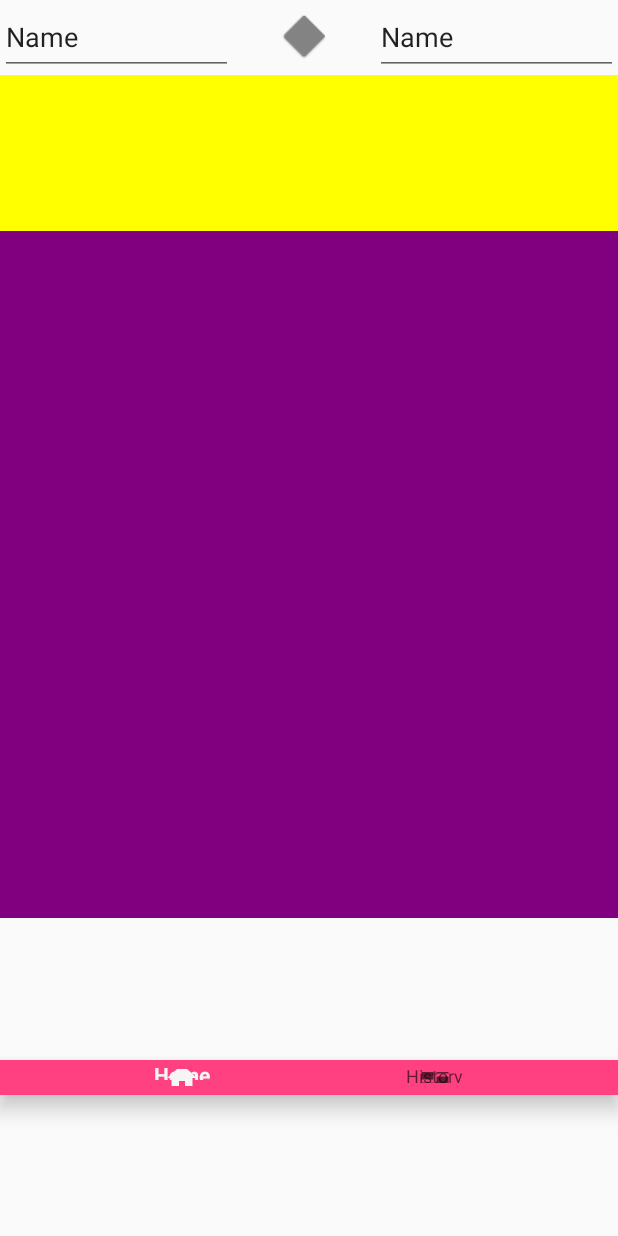
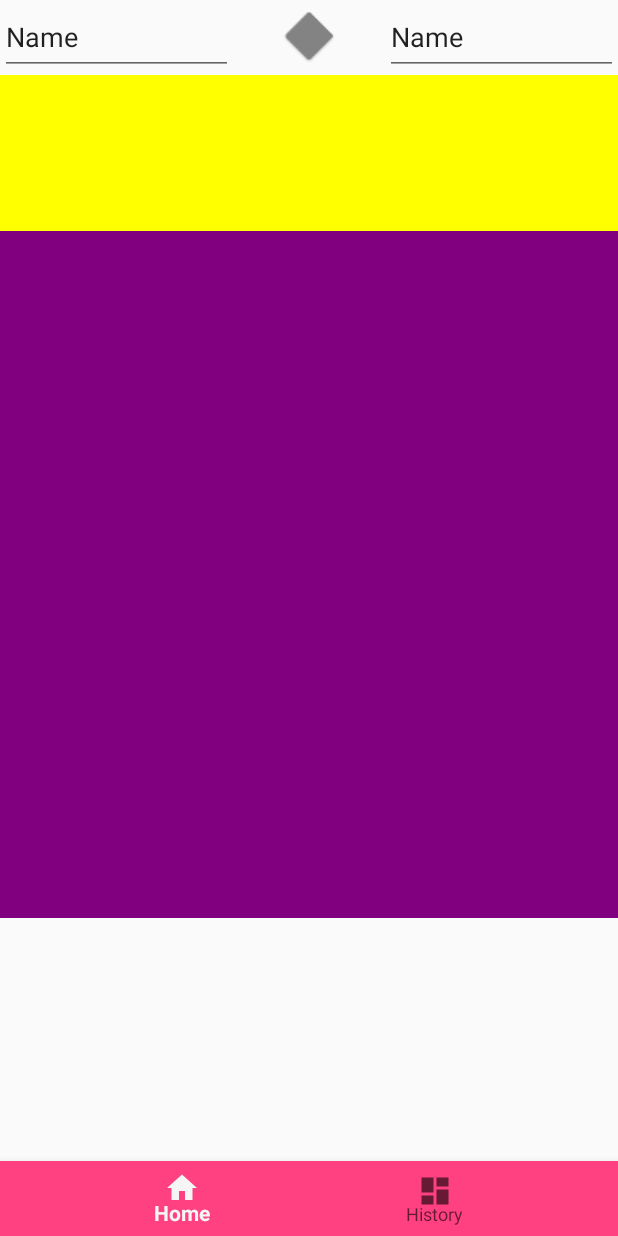
Before and after one commit to SemenNag/myyandextranslate, an Android app: the screen it shows after launch (TranslateActivity), on a phone screen of 412 x 824 dp. Run offline under Robolectric (Android 15) with nearby library versions, the phone set to English and light mode, and no system bars; libraries missing offline, so code that uses them is left out: com.foxykeep.datadroid; 1 statement that could not run was skipped.

```diff
--- a/app/src/main/res/layout/activity_base.xml
+++ b/app/src/main/res/layout/activity_base.xml
@@ -12,20 +12,18 @@
     <FrameLayout
         android:id="@+id/contentContainer"
         android:layout_width="0dp"
-        android:layout_height="wrap_content"
+        android:layout_height="650dp"
         app:layout_constraintLeft_toLeftOf="parent"
         app:layout_constraintRight_toRightOf="parent"
-        app:layout_constraintTop_toTopOf="parent">
-    </FrameLayout>
+        app:layout_constraintTop_toTopOf="parent"></FrameLayout>
 
     <android.support.design.widget.BottomNavigationView
         android:id="@+id/navigation"
         android:layout_width="0dp"
-        android:layout_height="23dp"
+        android:layout_height="50dp"
         android:background="@color/colorAccent"
         app:layout_constraintBottom_toBottomOf="parent"
         app:layout_constraintLeft_toLeftOf="parent"
         app:layout_constraintRight_toRightOf="parent"
-        app:layout_constraintTop_toBottomOf="@+id/contentContainer"
         app:menu="@menu/navigation" />
 </android.support.constraint.ConstraintLayout>
--- a/app/src/main/res/layout/activity_translate.xml
+++ b/app/src/main/res/layout/activity_translate.xml
@@ -10,7 +10,6 @@
         android:id="@+id/fromLangSelection"
         android:layout_width="155dp"
         android:layout_height="50dp"
-        android:ems="10"
         android:focusable="false"
         android:inputType="textPersonName"
         android:text="Name"
@@ -19,9 +18,8 @@
 
     <EditText
         android:id="@+id/toLangSelection"
-        android:layout_width="162dp"
+        android:layout_width="155dp"
         android:layout_height="50dp"
-        android:ems="10"
         android:focusable="false"
         android:inputType="textPersonName"
         android:text="Name"
@@ -29,7 +27,7 @@
         app:layout_constraintRight_toRightOf="parent" />
 
     <ImageView
-        android:layout_width="43dp"
+        android:layout_width="50dp"
         android:layout_height="50dp"
         android:contentDescription="@string/change_translate_direction"
         android:src="@drawable/ic_translate_dir"
--- a/app/src/main/res/layout/fragment_history_list.xml
+++ b/app/src/main/res/layout/fragment_history_list.xml
@@ -1,5 +1,5 @@
 <?xml version="1.0" encoding="utf-8"?>
-<LinearLayout xmlns:android="http://schemas.android.com/apk/res/android"
+<android.support.constraint.ConstraintLayout xmlns:android="http://schemas.android.com/apk/res/android"
     android:layout_width="match_parent"
     android:layout_height="match_parent"
     android:orientation="vertical">
@@ -7,6 +7,6 @@
     <ListView
         android:id="@android:id/list"
         android:layout_width="match_parent"
-        android:layout_height="match_parent" />
+        android:layout_height="wrap_content" />
 
-</LinearLayout>
+</android.support.constraint.ConstraintLayout>
```
Also changed, not shown: app/src/main/res/layout/activity_history.xml (+8 -7 lines), app/src/main/res/layout/history_item.xml (+2 -10 lines).
